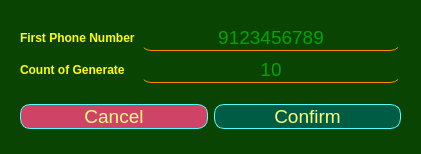
Qt form ui/NumberGenerate.ui (SaeidJavadi/Advanced-WhatsApp-Sender) before a commit.
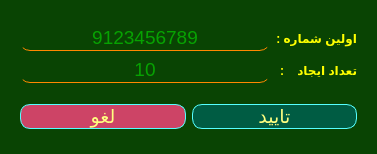
The same form after that commit.

Patch:
```diff
--- a/ui/NumberGenerate.ui
+++ b/ui/NumberGenerate.ui
@@ -6,7 +6,7 @@
    <rect>
     <x>0</x>
     <y>0</y>
-    <width>421</width>
+    <width>372</width>
     <height>154</height>
    </rect>
   </property>
@@ -55,7 +55,7 @@
      <layout class="QGridLayout" name="gridLayout_4">
       <item row="0" column="0">
        <layout class="QGridLayout" name="gridLayout">
-        <item row="0" column="1">
+        <item row="0" column="0">
          <widget class="QLineEdit" name="generate_num">
           <property name="minimumSize">
            <size>
@@ -86,35 +86,7 @@
           </property>
          </widget>
         </item>
-        <item row="1" column="1">
-         <widget class="QLineEdit" name="generate_count">
-          <property name="minimumSize">
-           <size>
-            <width>250</width>
-            <height>0</height>
-           </size>
-          </property>
-          <property name="font">
-           <font>
-            <family>Arial</family>
-            <pointsize>14</pointsize>
-            <weight>50</weight>
-            <italic>false</italic>
-            <bold>false</bold>
-           </font>
-          </property>
-          <property name="toolTip">
-           <string>Enter the number you want to create the list of numbers</string>
-          </property>
-          <property name="alignment">
-           <set>Qt::AlignCenter</set>
-          </property>
-          <property name="placeholderText">
-           <string>10</string>
-          </property>
-         </widget>
-        </item>
-        <item row="0" column="0">
+        <item row="0" column="1">
          <widget class="QLabel" name="label">
           <property name="font">
            <font>
@@ -129,11 +101,39 @@
 }</string>
           </property>
           <property name="text">
-           <string>First Phone Number</string>
+           <string>اولین شماره :</string>
           </property>
          </widget>
         </item>
         <item row="1" column="0">
+         <widget class="QLineEdit" name="generate_count">
+          <property name="minimumSize">
+           <size>
+            <width>250</width>
+            <height>0</height>
+           </size>
+          </property>
+          <property name="font">
+           <font>
+            <family>Arial</family>
+            <pointsize>14</pointsize>
+            <weight>50</weight>
+            <italic>false</italic>
+            <bold>false</bold>
+           </font>
+          </property>
+          <property name="toolTip">
+           <string>تعداد مورد نظر خود برای ایجاد لیست شماره ها وارد کنید</string>
+          </property>
+          <property name="alignment">
+           <set>Qt::AlignCenter</set>
+          </property>
+          <property name="placeholderText">
+           <string>10</string>
+          </property>
+         </widget>
+        </item>
+        <item row="1" column="1">
          <widget class="QLabel" name="label_2">
           <property name="font">
            <font>
@@ -143,7 +143,7 @@
            </font>
           </property>
           <property name="text">
-           <string>Count of Generate</string>
+           <string>تعداد ایجاد    :</string>
           </property>
          </widget>
         </item>
@@ -183,7 +183,7 @@
 }</string>
           </property>
           <property name="text">
-           <string>Cancel</string>
+           <string>لغو</string>
           </property>
          </widget>
         </item>
@@ -216,7 +216,7 @@
 }</string>
           </property>
           <property name="text">
-           <string>Confirm</string>
+           <string>تایید</string>
           </property>
           <property name="autoDefault">
            <bool>true</bool>
```
Left out of the diff: 10 changed lines with no effect on the pictures.
